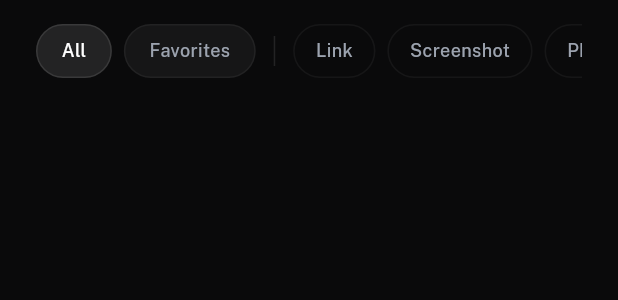
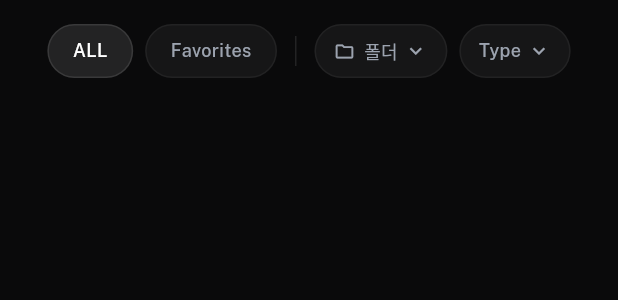
Before and after one commit to Komjirak/rememo, a Flutter app: the LibraryListView widget shown alone on an empty page, opened directly with empty values, on a phone screen of 412 x 824 dp. Shown: the top 300 px of the screen. Run offline on Flutter 3.47's test engine with Material 3 defaults, Android fonts, the phone set to English and light mode, and no system bars; our stand-ins replace google_fonts, image_picker, permission_handler, sqflite; accounts and stored records are empty.

Commit message:
chore(release): bump build number to 9. Switch to Native NLP for analysis and refine Home UI.

```diff
--- a/lib/widgets/library_list_view.dart
+++ b/lib/widgets/library_list_view.dart
@@ -105,41 +105,107 @@ class _LibraryListViewState extends State<LibraryListView> {
   Widget _buildFilterChips() {
     return Container(
       padding: const EdgeInsets.symmetric(horizontal: 24, vertical: 16),
-      child: Column(
-        crossAxisAlignment: CrossAxisAlignment.start,
-        children: [
-          // Row 1: Main View Options
-          Row(
-            children: [
-              Expanded(
       child: SingleChildScrollView(
         scrollDirection: Axis.horizontal,
         child: Row(
           children: [
-                      _buildChip("All", FilterOption.all),
+            _buildChip("ALL", FilterOption.all),
             const SizedBox(width: 8),
-                      // _buildChip("Recent", FilterOption.recent), // Removed as requested default sort is recent
-                      // const SizedBox(width: 8),
             _buildChip("Favorites", FilterOption.favorites),
             const SizedBox(width: 12),
             Container(width: 1, height: 20, color: Colors.white.withAlpha(26)),
             const SizedBox(width: 12),
-                      _buildMediaTypeChip("Link", MediaType.link),
+            _buildFolderDropdown(),
              const SizedBox(width: 8),
-                      _buildMediaTypeChip("Screenshot", MediaType.screenshot),
-                      const SizedBox(width: 8),
-                      _buildMediaTypeChip("Photo", MediaType.photo),
+            _buildTypeDropdown(),
           ],
         ),
       ),
+    );
+  }
+
+  Widget _buildTypeDropdown() {
+    final isSelected = _mediaType != MediaType.all;
+    String label = 'Type';
+    if (_mediaType == MediaType.link) label = 'Link';
+    if (_mediaType == MediaType.screenshot) label = 'Screenshot';
+    if (_mediaType == MediaType.photo) label = 'Photo';
+
+    return PopupMenuButton<MediaType>(
+      onSelected: (type) {
+        setState(() {
+           _mediaType = type;
+        });
+      },
+      offset: const Offset(0, 40),
+      shape: RoundedRectangleBorder(
+        borderRadius: BorderRadius.circular(16),
+        side: BorderSide(color: Colors.white.withAlpha(20)),
       ),
-              // 폴더 드롭다운
-              if (widget.folders.isNotEmpty) ...[
-                const SizedBox(width: 12),
-                _buildFolderDropdown(),
+      color: AppTheme.cardDark,
+      itemBuilder: (context) => [
+         _buildTypePopupItem('All Types', MediaType.all),
+         const PopupMenuDivider(),
+         _buildTypePopupItem('Link', MediaType.link, icon: Icons.link),
+         _buildTypePopupItem('Screenshot', MediaType.screenshot, icon: Icons.smartphone),
+         _buildTypePopupItem('Photo', MediaType.photo, icon: Icons.image),
       ],
+      child: Container(
+        padding: const EdgeInsets.symmetric(horizontal: 12, vertical: 8),
+        decoration: BoxDecoration(
+          color: isSelected
+              ? AppTheme.accentTeal.withAlpha(51)
+              : Colors.white.withAlpha(13),
+          borderRadius: BorderRadius.circular(20),
+          border: Border.all(
+            color: isSelected
+                ? AppTheme.accentTeal.withAlpha(128)
+                : Colors.white.withAlpha(13),
+          ),
+        ),
+        child: Row(
+          mainAxisSize: MainAxisSize.min,
+          children: [
+            Text(
+              label,
+              style: TextStyle(
+                fontSize: 12,
+                fontWeight: FontWeight.w500,
+                color: isSelected ? AppTheme.accentTeal : AppTheme.textSecondary,
+              ),
+            ),
+            const SizedBox(width: 4),
+            Icon(
+              Icons.keyboard_arrow_down,
+              size: 16,
+              color: isSelected ? AppTheme.accentTeal : AppTheme.textSecondary,
+            ),
           ],
         ),
+      ),
+    );
+  }
+
+  PopupMenuItem<MediaType> _buildTypePopupItem(String text, MediaType type, {IconData? icon}) {
+      final isSelected = _mediaType == type;
+      return PopupMenuItem<MediaType>(
+          value: type,
+          child: Row(
+            children: [
+               if (icon != null) ...[
+                 Icon(icon, size: 18, color: isSelected ? AppTheme.accentTeal : AppTheme.textSecondary),
+                 const SizedBox(width: 12),
+               ],
+               Expanded(
+                 child: Text(
+                   text,
+                   style: TextStyle(
+                     color: isSelected ? AppTheme.accentTeal : AppTheme.textPrimary,
+                     fontWeight: isSelected ? FontWeight.w700 : FontWeight.w500,
+                   ),
+                 ),
+               ),
+               if (isSelected) Icon(Icons.check, size: 18, color: AppTheme.accentTeal),
             ],
           ),
       );
@@ -608,8 +674,8 @@ class _LibraryListViewState extends State<LibraryListView> {
                     Column(
                       crossAxisAlignment: CrossAxisAlignment.start,
                       children: [
-                        // Category badge
-                        _buildCategoryBadge(card.category),
+                        // Source/Category badge
+                        _buildCategoryBadge(card),
                         const SizedBox(height: 8),
 
                         // Title (editable)
@@ -743,8 +809,22 @@ class _LibraryListViewState extends State<LibraryListView> {
     );
   }
 
-  Widget _buildCategoryBadge(String category) {
-    final color = _getCategoryColor(category);
+  Widget _buildCategoryBadge(MemoCard card) {
+    String sourceLabel = 'MANUAL';
+    if (card.sourceUrl != null && card.sourceUrl!.isNotEmpty) {
+       try {
+         final uri = Uri.parse(card.sourceUrl!.startsWith('http') ? card.sourceUrl! : 'https://${card.sourceUrl!}');
+         sourceLabel = uri.host.replaceFirst('www.', '').toUpperCase();
+       } catch (e) {
+         sourceLabel = 'WEB';
+       }
+    } else if (card.tags.contains('Screenshot')) {
+        sourceLabel = 'SCREENSHOT';
+    } else if (card.tags.contains('Imported')) {
+        sourceLabel = 'IMPORTED';
+    }
+
+    final color = _getCategoryColor(card.category);
     return Container(
       padding: const EdgeInsets.symmetric(horizontal: 8, vertical: 3),
       decoration: BoxDecoration(
@@ -755,7 +835,7 @@ class _LibraryListViewState extends State<LibraryListView> {
         ),
       ),
       child: Text(
-        category.toUpperCase(),
+        sourceLabel,
         style: TextStyle(
           fontSize: 10,
           fontWeight: FontWeight.w700,
--- a/pubspec.yaml
+++ b/pubspec.yaml
@@ -16,7 +16,7 @@ publish_to: 'none' # Remove this line if you wish to publish to pub.dev
 # https://developer.apple.com/library/archive/documentation/General/Reference/InfoPlistKeyReference/Articles/CoreFoundationKeys.html
 # In Windows, build-name is used as the major, minor, and patch parts
 # of the product and file versions while build-number is used as the build suffix.
-version: 0.5.0+8
+version: 0.5.0+9
 
 environment:
   sdk: ^3.10.1
```
Also changed, not shown: lib/screens/home_screen.dart (+31 -19 lines), lib/widgets/detail_view_screen.dart (+4 -12 lines), 1 other file. Lines whose indentation alone changed are shown as unchanged.
